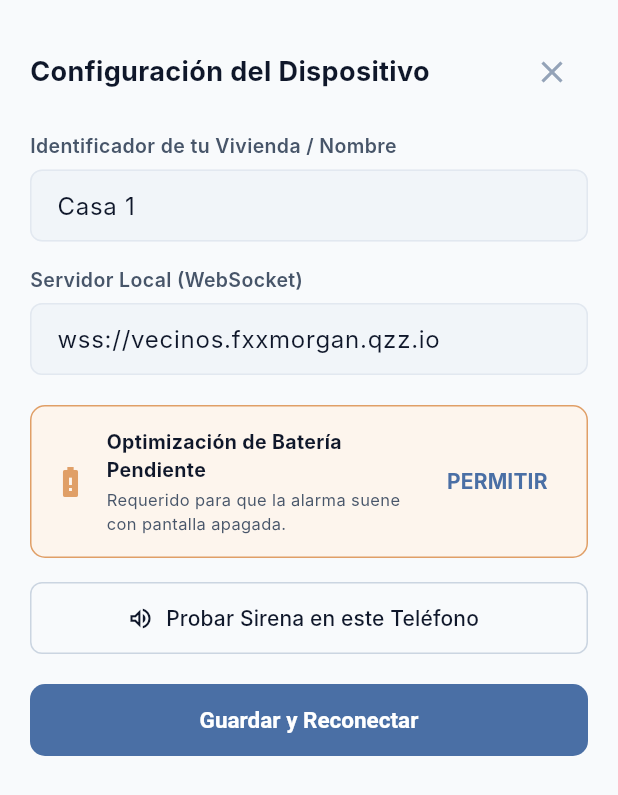
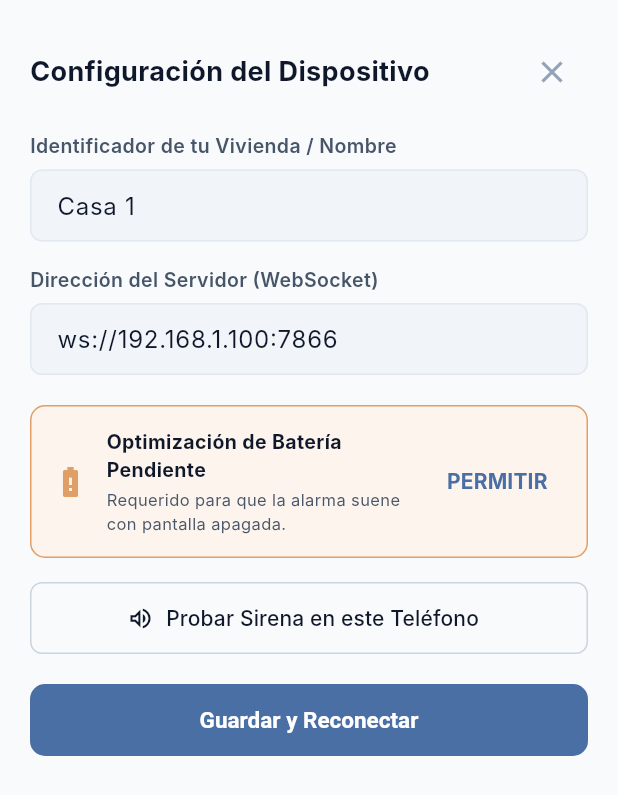
Before and after one commit to FxxMorgan/alerta-vecinal, a Flutter app: the SettingsSheet widget shown alone on an empty page, opened directly, on a phone screen of 412 x 824 dp. Shown: the top 795 px of the screen. Run offline on Flutter 3.47's test engine with Material 3 defaults, Android fonts, the light colour scheme and no system bars; our stand-ins replace audioplayers, shared_preferences, vibration, wakelock_plus; missing offline and left inert: flutter_foreground_task; accounts and stored records are empty; network calls fail; Roboto replaces fonts that are missing (Inter); statements that could not run were skipped.

Commit message:
refactor: convertir a plantilla starter-kit abierta, eliminar dominios personales y agregar guia para principiantes e IA

```diff
--- a/app/lib/screens/settings_sheet.dart
+++ b/app/lib/screens/settings_sheet.dart
@@ -138,16 +138,16 @@ class _SettingsSheetState extends State<SettingsSheet> {
             ),
             const SizedBox(height: 16),
 
-            // Dirección del servidor local
+            // Dirección del servidor
             const Text(
-              'Servidor Local (WebSocket)',
+              'Dirección del Servidor (WebSocket)',
               style: TextStyle(fontSize: 13, fontWeight: FontWeight.w600, color: AppColors.textSecondary),
             ),
             const SizedBox(height: 6),
             TextField(
               controller: _urlController,
               decoration: InputDecoration(
-                hintText: 'ws://192.168.1.100:8080',
+                hintText: 'ws://192.168.1.100:7866 o wss://tu-dominio.com',
                 filled: true,
                 fillColor: AppColors.surfaceSlateLight,
                 contentPadding: const EdgeInsets.symmetric(horizontal: 14, vertical: 12),
--- a/app/lib/services/alarm_sync_service.dart
+++ b/app/lib/services/alarm_sync_service.dart
@@ -59,7 +59,8 @@ class AlarmSyncService {
   int _connectedNeighbors = 0;
   int get connectedNeighbors => _connectedNeighbors;
 
-  String _serverUrl = 'wss://vecinos.fxxmorgan.qzz.io';
+  // Dirección por defecto: Coloca la IP de tu PC o tu dominio en la nube
+  String _serverUrl = 'ws://192.168.1.100:7866';
   String get serverUrl => _serverUrl;
 
   String _neighborName = 'Casa 1';
@@ -76,7 +77,7 @@ class AlarmSyncService {
 
   Future<void> init() async {
     final prefs = await SharedPreferences.getInstance();
-    _serverUrl = prefs.getString('server_url') ?? 'wss://vecinos.fxxmorgan.qzz.io';
+    _serverUrl = prefs.getString('server_url') ?? 'ws://192.168.1.100:7866';
     _neighborName = prefs.getString('neighbor_name') ?? 'Casa 1';
 
     // Inicializar reproductor de audio
```
Also changed, not shown: 1 other file.
